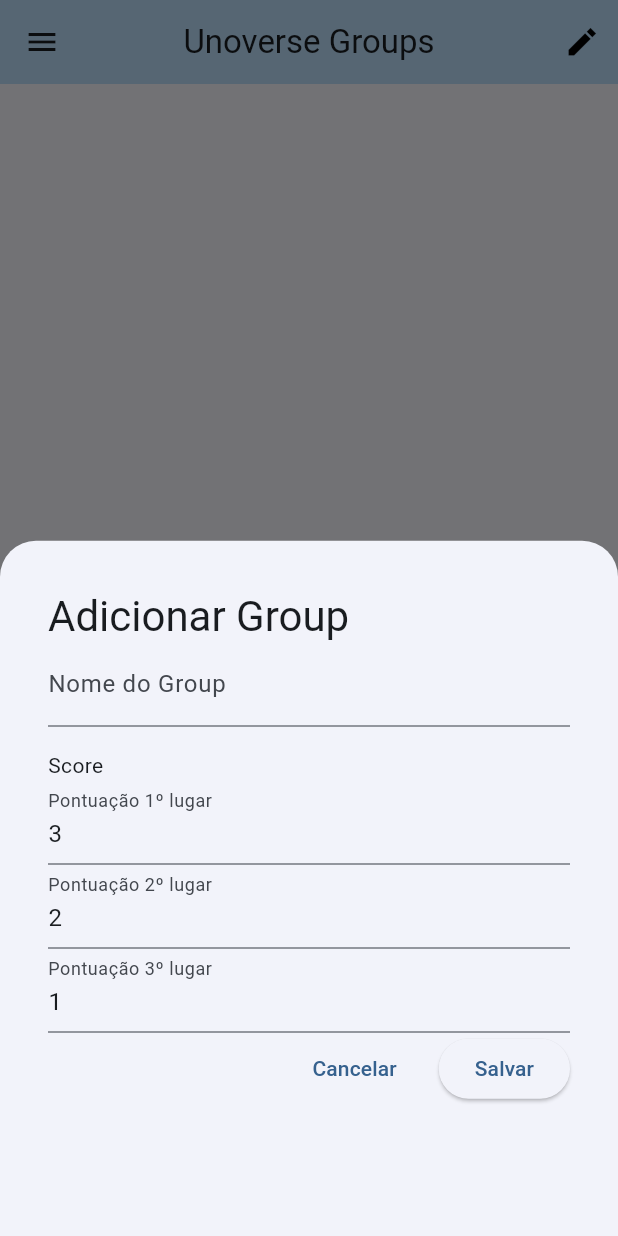
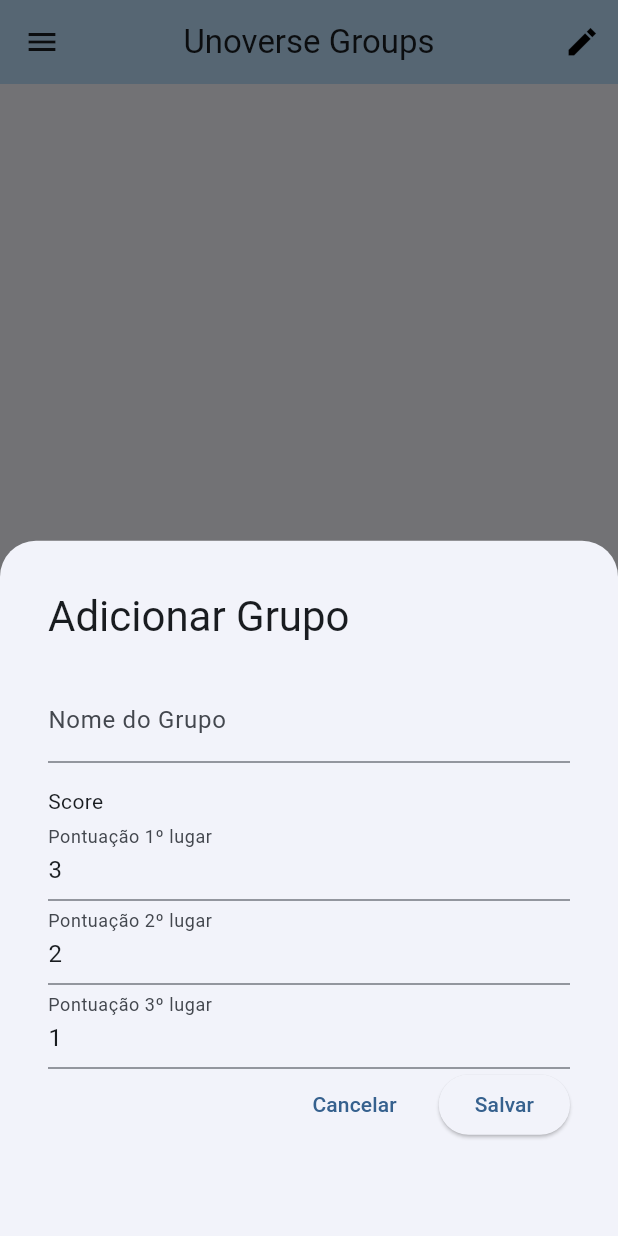
Before and after one commit to HiroGarcia/Unoverse, a Flutter app: the screen it shows once a user with an empty profile is signed in, after a tap on the "add" icon, on a phone screen of 412 x 824 dp. Run offline on Flutter 3.47's test engine with Material 3 defaults, Android fonts, the phone set to English and light mode, and no system bars; our stand-ins replace cloud_firestore, firebase_auth, firebase_core; accounts and stored records are empty; generated files the repository leaves out were written again.

Commit message:
future/refactor: created player structure and refatored form modal

```diff
--- /dev/null
+++ b/lib/domain/entity/enum_type.dart
@@ -0,0 +1 @@
+enum EnumType { group, player, member }
--- a/lib/presentation/pages/home/home_page.dart
+++ b/lib/presentation/pages/home/home_page.dart
@@ -1,9 +1,12 @@
 import 'package:firebase_auth/firebase_auth.dart';
 import 'package:flutter/material.dart';
+
+import 'package:unoverse/presentation/pages/group/group_page.dart';
 import 'package:unoverse/presentation/widgets/show_form_modal.dart';
 
 import '../../../data/services/group_service.dart';
 import '../../../data/services/user_service.dart';
+import '../../../domain/entity/enum_type.dart';
 import '../../../domain/entity/group_entity.dart';
 import '../../../domain/entity/user_entity.dart';
 
@@ -52,7 +55,11 @@ class _HomePageState extends State<HomePage> {
       ),
       floatingActionButton: FloatingActionButton(
         onPressed: () {
-          showFormModal(context: context, uid: widget.user.uid);
+          showFormModal(
+            context: context,
+            uid: widget.user.uid,
+            type: EnumType.group,
+          );
         },
         child: Icon(Icons.add),
       ),
@@ -75,7 +82,16 @@ class _HomePageState extends State<HomePage> {
                   itemCount: listGroup.length,
                   itemBuilder: (context, index) {
                     final group = listGroup[index];
-                    return Card(
+                    return GestureDetector(
+                      onTap: () {
+                        Navigator.push(
+                          context,
+                          MaterialPageRoute(
+                            builder: (context) => GroupPage(group: group),
+                          ),
+                        );
+                      },
+                      child: Card(
                         color: Colors.amber,
                         child: Center(
                           child: Column(
@@ -91,6 +107,7 @@ class _HomePageState extends State<HomePage> {
                               const SizedBox(height: 8),
                               Text('ID: ${group.groupId}'),
                             ],
+                          ),
                         ),
                       ),
                     );
--- a/lib/presentation/widgets/show_form_modal.dart
+++ b/lib/presentation/widgets/show_form_modal.dart
@@ -1,19 +1,42 @@
 import 'package:flutter/material.dart';
 import 'package:flutter/services.dart';
 
+import '../../domain/entity/enum_type.dart';
 import '../controllers/modal_controller.dart';
 
-showFormModal({required BuildContext context, required String uid}) {
+showFormModal({
+  required BuildContext context,
+  String? uid,
+  String? groupId,
+  required EnumType type,
+}) {
   TextEditingController nameController = TextEditingController();
+
   TextEditingController primeiroController = TextEditingController(text: '3');
   TextEditingController segundoController = TextEditingController(text: '2');
   TextEditingController terceiroController = TextEditingController(text: '1');
+
+  TextEditingController emailController = TextEditingController();
+  TextEditingController initialScoreController = TextEditingController(
+    text: '0',
+  );
+
   ModalController modalController = ModalController();
+  String titleType = '';
+
+  if (type == EnumType.group) {
+    titleType = 'Grupo';
+  } else if (type == EnumType.player) {
+    titleType = 'Jogador';
+  } else if (type == EnumType.member) {
+    titleType = 'Membro';
+  }
 
   final formKey = GlobalKey<FormState>();
 
   showModalBottomSheet(
     context: context,
+
     shape: const RoundedRectangleBorder(
       borderRadius: BorderRadius.vertical(top: Radius.circular(24)),
     ),
@@ -21,18 +44,20 @@ showFormModal({required BuildContext context, required String uid}) {
       return Container(
         height: MediaQuery.of(context).size.height,
         padding: const EdgeInsets.all(32.0),
-
         child: Form(
           key: formKey,
-          child: ListView(
+          child: Column(
+            mainAxisSize: MainAxisSize.min,
+            crossAxisAlignment: CrossAxisAlignment.start,
             children: [
               Text(
-                'Adicionar Group',
+                'Adicionar $titleType',
                 style: Theme.of(context).textTheme.headlineMedium,
               ),
+              SizedBox(height: 24),
               TextFormField(
                 controller: nameController,
-                decoration: const InputDecoration(label: Text("Nome do Group")),
+                decoration: InputDecoration(label: Text("Nome do $titleType")),
                 validator: (value) {
                   if (value == null || value.isEmpty) {
                     return 'Nome é obrigatório';
@@ -44,7 +69,7 @@ showFormModal({required BuildContext context, required String uid}) {
                 },
               ),
               const SizedBox(height: 16),
-
+              if (type == EnumType.group) ...[
                 Text('Score'),
                 TextFormField(
                   controller: primeiroController,
@@ -82,6 +107,42 @@ showFormModal({required BuildContext context, required String uid}) {
                     return null;
                   },
                 ),
+              ] else if (type == EnumType.player) ...[
+                TextFormField(
+                  controller: emailController,
+                  keyboardType: TextInputType.emailAddress,
+                  decoration: InputDecoration(
+                    labelText: 'Email do Jogador (Opcional)',
+                  ),
+                  validator: (value) {
+                    if (value == null || value.isEmpty) {
+                      return null;
+                    }
+
+                    if (!value.contains('@') || !value.contains('.')) {
+                      return 'Entre com um email válido';
+                    }
+                    return null;
+                  },
+                ),
+                const SizedBox(height: 16),
+                TextFormField(
+                  controller: initialScoreController,
+                  keyboardType: TextInputType.number,
+                  decoration: InputDecoration(labelText: 'Pontuação Inicial'),
+                  inputFormatters: [FilteringTextInputFormatter.digitsOnly],
+                  validator: (value) {
+                    if (value == null || value.isEmpty) {
+                      return 'Pontuação inicial é obrigatória';
+                    }
+                    // Check if it's a valid integer
+                    if (int.tryParse(value) == null) {
+                      return 'Entre com um número válido';
+                    }
+                    return null;
+                  },
+                ),
+              ],
               Row(
                 mainAxisAlignment: MainAxisAlignment.end,
                 children: [
@@ -95,7 +156,8 @@ showFormModal({required BuildContext context, required String uid}) {
                   ElevatedButton(
                     onPressed: () {
                       if (formKey.currentState!.validate()) {
-                        Map<String, String> role = {uid: 'master'};
+                        if (type == EnumType.group) {
+                          Map<String, String> role = {uid!: 'master'};
                           Map<String, int> config = {
                             'primeiro': int.parse(primeiroController.text),
                             'segundo': int.parse(segundoController.text),
@@ -110,6 +172,17 @@ showFormModal({required BuildContext context, required String uid}) {
                             config: config,
                           );
                           Navigator.pop(context);
+                        } else if (type == EnumType.player) {
+                          modalController.addPlayer(
+                            name: nameController.text,
+                            userEmail: emailController.text,
+                            scoreInitial: int.parse(
+                              initialScoreController.text,
+                            ),
+                            groupId: groupId!,
+                          );
+                          Navigator.pop(context);
+                        }
                       }
                     },
                     child: Text('Salvar'),
```
Also changed, not shown: lib/data/services/player_service.dart (added, +19 -0 lines), lib/domain/entity/player_entity.dart (added, +43 -0 lines), lib/presentation/controllers/modal_controller.dart (+22 -0 lines), lib/presentation/pages/group/group_page.dart (added, +44 -0 lines). Lines whose indentation alone changed are shown as unchanged.
